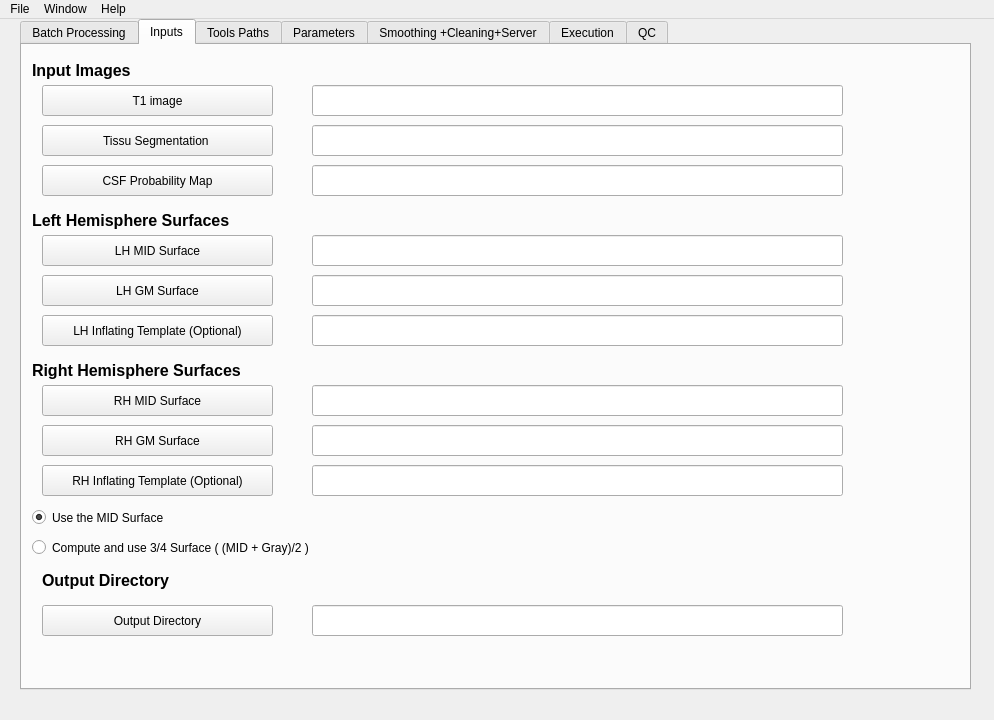
Qt form src/app/csfwindow.ui (tahya-deddah/Local_EACSF) before a commit.
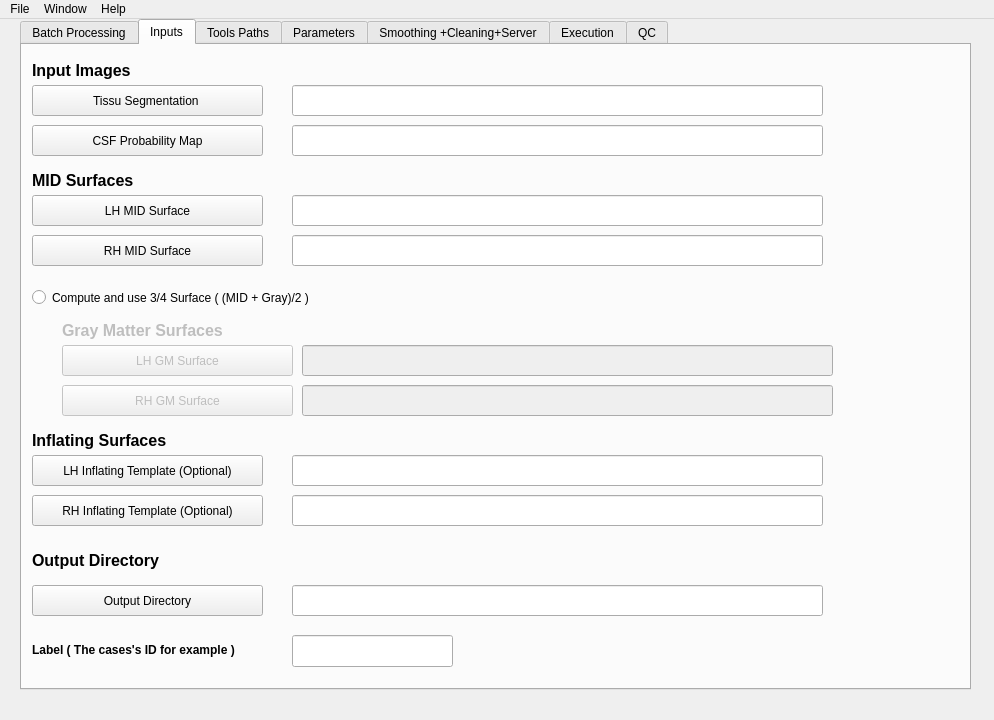
The same form after that commit. The open tabs and pages were chosen to show the change.

```diff
--- a/src/app/csfwindow.ui
+++ b/src/app/csfwindow.ui
@@ -408,34 +408,11 @@
        <string>&lt;html&gt;&lt;head/&gt;&lt;body&gt;&lt;p&gt;&lt;span style=&quot; font-size:12pt; font-weight:600;&quot;&gt;Input Images&lt;/span&gt;&lt;/p&gt;&lt;/body&gt;&lt;/html&gt;</string>
       </property>
      </widget>
-     <widget class="QPushButton" name="T1">
-      <property name="geometry">
-       <rect>
-        <x>20</x>
-        <y>40</y>
-        <width>231</width>
-        <height>31</height>
-       </rect>
-      </property>
-      <property name="text">
-       <string>T1 image</string>
-      </property>
-     </widget>
-     <widget class="QLineEdit" name="lineEdit_T1img">
-      <property name="geometry">
-       <rect>
-        <x>290</x>
-        <y>40</y>
-        <width>531</width>
-        <height>31</height>
-       </rect>
-      </property>
-     </widget>
      <widget class="QPushButton" name="Segmentation">
       <property name="geometry">
        <rect>
-        <x>20</x>
-        <y>80</y>
+        <x>10</x>
+        <y>40</y>
         <width>231</width>
         <height>31</height>
        </rect>
@@ -447,8 +424,8 @@
      <widget class="QLineEdit" name="lineEdit_Segmentation">
       <property name="geometry">
        <rect>
-        <x>290</x>
-        <y>80</y>
+        <x>270</x>
+        <y>40</y>
         <width>531</width>
         <height>31</height>
        </rect>
@@ -457,8 +434,8 @@
      <widget class="QPushButton" name="CSF_Probability_Map">
       <property name="geometry">
        <rect>
-        <x>20</x>
-        <y>120</y>
+        <x>10</x>
+        <y>80</y>
         <width>231</width>
         <height>31</height>
        </rect>
@@ -470,8 +447,8 @@
      <widget class="QLineEdit" name="lineEdit_CSF_Probability_Map">
       <property name="geometry">
        <rect>
-        <x>290</x>
-        <y>120</y>
+        <x>270</x>
+        <y>80</y>
         <width>531</width>
         <height>31</height>
        </rect>
@@ -481,20 +458,20 @@
       <property name="geometry">
        <rect>
         <x>10</x>
-        <y>160</y>
+        <y>120</y>
         <width>301</width>
         <height>31</height>
        </rect>
       </property>
       <property name="text">
-       <string>&lt;html&gt;&lt;head/&gt;&lt;body&gt;&lt;p&gt;&lt;span style=&quot; font-size:12pt; font-weight:600;&quot;&gt;Left Hemisphere Surfaces&lt;/span&gt;&lt;/p&gt;&lt;/body&gt;&lt;/html&gt;</string>
+       <string>&lt;html&gt;&lt;head/&gt;&lt;body&gt;&lt;p&gt;&lt;span style=&quot; font-size:12pt; font-weight:600;&quot;&gt;MID Surfaces&lt;/span&gt;&lt;/p&gt;&lt;/body&gt;&lt;/html&gt;</string>
       </property>
      </widget>
      <widget class="QPushButton" name="LH_MID_Surface">
       <property name="geometry">
        <rect>
-        <x>20</x>
-        <y>190</y>
+        <x>10</x>
+        <y>150</y>
         <width>231</width>
         <height>31</height>
        </rect>
@@ -506,18 +483,21 @@
      <widget class="QLineEdit" name="lineEdit_LH_MID_Surface">
       <property name="geometry">
        <rect>
-        <x>290</x>
-        <y>190</y>
+        <x>270</x>
+        <y>150</y>
         <width>531</width>
         <height>31</height>
        </rect>
       </property>
      </widget>
      <widget class="QPushButton" name="LH_GM_Surface">
+      <property name="enabled">
+       <bool>false</bool>
+      </property>
       <property name="geometry">
        <rect>
-        <x>20</x>
-        <y>230</y>
+        <x>40</x>
+        <y>300</y>
         <width>231</width>
         <height>31</height>
        </rect>
@@ -527,33 +507,39 @@
       </property>
      </widget>
      <widget class="QLineEdit" name="lineEdit_LH_GM_Surface">
+      <property name="enabled">
+       <bool>false</bool>
+      </property>
       <property name="geometry">
        <rect>
-        <x>290</x>
-        <y>230</y>
+        <x>280</x>
+        <y>300</y>
         <width>531</width>
         <height>31</height>
        </rect>
       </property>
      </widget>
-     <widget class="QLabel" name="right_hemisphere">
+     <widget class="QLabel" name="gray_matter_surfaces">
+      <property name="enabled">
+       <bool>false</bool>
+      </property>
       <property name="geometry">
        <rect>
-        <x>10</x>
-        <y>310</y>
+        <x>40</x>
+        <y>270</y>
         <width>281</width>
         <height>31</height>
        </rect>
       </property>
       <property name="text">
-       <string>&lt;html&gt;&lt;head/&gt;&lt;body&gt;&lt;p&gt;&lt;span style=&quot; font-size:12pt; font-weight:600;&quot;&gt;Right Hemisphere Surfaces&lt;/span&gt;&lt;/p&gt;&lt;/body&gt;&lt;/html&gt;</string>
+       <string>&lt;html&gt;&lt;head/&gt;&lt;body&gt;&lt;p&gt;&lt;span style=&quot; font-size:12pt; font-weight:600;&quot;&gt;Gray Matter Surfaces&lt;/span&gt;&lt;/p&gt;&lt;/body&gt;&lt;/html&gt;</string>
       </property>
      </widget>
      <widget class="QPushButton" name="RH_MID_Surface">
       <property name="geometry">
        <rect>
-        <x>20</x>
-        <y>340</y>
+        <x>10</x>
+        <y>190</y>
         <width>231</width>
         <height>31</height>
        </rect>
@@ -565,18 +551,21 @@
      <widget class="QLineEdit" name="lineEdit_RH_MID_Surface">
       <property name="geometry">
        <rect>
-        <x>290</x>
-        <y>340</y>
+        <x>270</x>
+        <y>190</y>
         <width>531</width>
         <height>31</height>
        </rect>
       </property>
      </widget>
      <widget class="QPushButton" name="RH_GM_Surface">
+      <property name="enabled">
+       <bool>false</bool>
+      </property>
       <property name="geometry">
        <rect>
-        <x>20</x>
-        <y>380</y>
+        <x>40</x>
+        <y>340</y>
         <width>231</width>
         <height>31</height>
        </rect>
@@ -586,10 +575,13 @@
       </property>
      </widget>
      <widget class="QLineEdit" name="lineEdit_RH_GM_Surface">
+      <property name="enabled">
+       <bool>false</bool>
+      </property>
       <property name="geometry">
        <rect>
-        <x>290</x>
-        <y>380</y>
+        <x>280</x>
+        <y>340</y>
         <width>531</width>
         <height>31</height>
        </rect>
@@ -598,8 +590,8 @@
      <widget class="QLabel" name="outputdirectory">
       <property name="geometry">
        <rect>
-        <x>20</x>
-        <y>520</y>
+        <x>10</x>
+        <y>500</y>
         <width>171</width>
         <height>31</height>
        </rect>
@@ -611,8 +603,8 @@
      <widget class="QPushButton" name="output_directory">
       <property name="geometry">
        <rect>
-        <x>20</x>
-        <y>560</y>
+        <x>10</x>
+        <y>540</y>
         <width>231</width>
         <height>31</height>
        </rect>
@@ -624,34 +616,18 @@
      <widget class="QLineEdit" name="lineEdit_Output_Directory">
       <property name="geometry">
        <rect>
-        <x>290</x>
-        <y>560</y>
+        <x>270</x>
+        <y>540</y>
         <width>531</width>
         <height>31</height>
        </rect>
       </property>
      </widget>
-     <widget class="QRadioButton" name="radioButton_MID">
-      <property name="geometry">
-       <rect>
-        <x>10</x>
-        <y>460</y>
-        <width>201</width>
-        <height>25</height>
-       </rect>
-      </property>
-      <property name="text">
-       <string>Use the MID Surface</string>
-      </property>
-      <property name="checked">
-       <bool>true</bool>
-      </property>
-     </widget>
      <widget class="QRadioButton" name="radioButton_75P">
       <property name="geometry">
        <rect>
         <x>10</x>
-        <y>490</y>
+        <y>240</y>
         <width>371</width>
         <height>25</height>
        </rect>
@@ -663,8 +639,8 @@
      <widget class="QPushButton" name="LH_Inflating_Template">
       <property name="geometry">
        <rect>
-        <x>20</x>
-        <y>270</y>
+        <x>10</x>
+        <y>410</y>
         <width>231</width>
         <height>31</height>
        </rect>
@@ -676,8 +652,8 @@
      <widget class="QLineEdit" name="lineEdit_LH_Inflating_Template">
       <property name="geometry">
        <rect>
-        <x>290</x>
-        <y>270</y>
+        <x>270</x>
+        <y>410</y>
         <width>531</width>
         <height>31</height>
        </rect>
@@ -686,8 +662,8 @@
      <widget class="QPushButton" name="RH_Inflating_Template">
       <property name="geometry">
        <rect>
-        <x>20</x>
-        <y>420</y>
+        <x>10</x>
+        <y>450</y>
         <width>231</width>
         <height>31</height>
        </rect>
@@ -699,13 +675,49 @@
      <widget class="QLineEdit" name="lineEdit_RH_Inflating_Template">
       <property name="geometry">
        <rect>
-        <x>290</x>
-        <y>420</y>
+        <x>270</x>
+        <y>450</y>
         <width>531</width>
         <height>31</height>
        </rect>
       </property>
      </widget>
+     <widget class="QLabel" name="label_2">
+      <property name="geometry">
+       <rect>
+        <x>10</x>
+        <y>590</y>
+        <width>241</width>
+        <height>31</height>
+       </rect>
+      </property>
+      <property name="text">
+       <string>&lt;html&gt;&lt;head/&gt;&lt;body&gt;&lt;p&gt;&lt;span style=&quot; font-weight:600;&quot;&gt;Label ( The cases's ID for example )&lt;/span&gt;&lt;/p&gt;&lt;/body&gt;&lt;/html&gt;</string>
+      </property>
+     </widget>
+     <widget class="QLineEdit" name="lineEdit_Label">
+      <property name="geometry">
+       <rect>
+        <x>270</x>
+        <y>590</y>
+        <width>161</width>
+        <height>32</height>
+       </rect>
+      </property>
+     </widget>
+     <widget class="QLabel" name="Inflating_surfaces">
+      <property name="geometry">
+       <rect>
+        <x>10</x>
+        <y>380</y>
+        <width>281</width>
+        <height>31</height>
+       </rect>
+      </property>
+      <property name="text">
+       <string>&lt;html&gt;&lt;head/&gt;&lt;body&gt;&lt;p&gt;&lt;span style=&quot; font-size:12pt; font-weight:600;&quot;&gt;Inflating Surfaces&lt;/span&gt;&lt;/p&gt;&lt;/body&gt;&lt;/html&gt;</string>
+      </property>
+     </widget>
     </widget>
     <widget class="QWidget" name="tab_executables">
      <attribute name="title">
```
Left out of the diff: 88 changed lines with no effect on the pictures.
